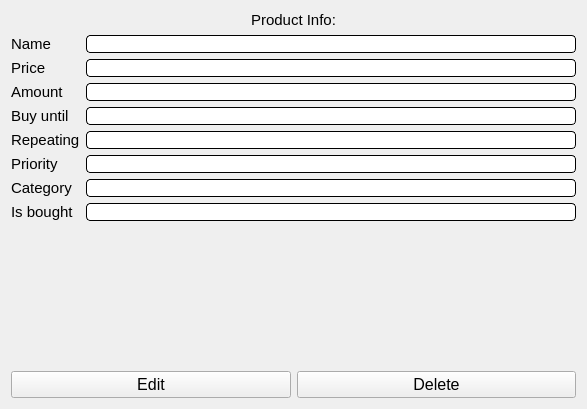
iodream/Spend-Note, file src/Client/View/MainPage/Product/ProductViewSubPage/ProductViewSubPage.ui: the form before one commit.
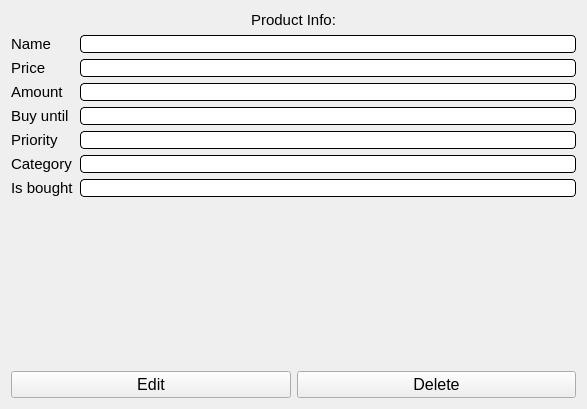
The form after the commit. Icons and pictures are not drawn.

Diff of the .ui file:
```diff
--- a/src/Client/View/MainPage/Product/ProductViewSubPage/ProductViewSubPage.ui
+++ b/src/Client/View/MainPage/Product/ProductViewSubPage/ProductViewSubPage.ui
@@ -110,7 +110,17 @@
        </property>
       </widget>
      </item>
-     <item row="5" column="0">
+     <item row="3" column="1">
+      <widget class="QLineEdit" name="BuyUntil">
+       <property name="styleSheet">
+        <string notr="true">    border-width: 1px;   border-style: solid;    border-radius: 4px;</string>
+       </property>
+       <property name="readOnly">
+        <bool>true</bool>
+       </property>
+      </widget>
+     </item>
+     <item row="4" column="0">
       <widget class="QLabel" name="PriorityLabel">
        <property name="font">
         <font>
@@ -122,7 +132,7 @@
        </property>
       </widget>
      </item>
-     <item row="5" column="1">
+     <item row="4" column="1">
       <widget class="QLineEdit" name="Priority">
        <property name="styleSheet">
         <string notr="true">    border-width: 1px;   border-style: solid;    border-radius: 4px;</string>
@@ -132,19 +142,7 @@
        </property>
       </widget>
      </item>
-     <item row="7" column="0">
-      <widget class="QLabel" name="IsBoughtLabel">
-       <property name="font">
-        <font>
-         <pointsize>11</pointsize>
-        </font>
-       </property>
-       <property name="text">
-        <string>Is bought</string>
-       </property>
-      </widget>
-     </item>
-     <item row="6" column="0">
+     <item row="5" column="0">
       <widget class="QLabel" name="CategoryLabel">
        <property name="font">
         <font>
@@ -156,7 +154,7 @@
        </property>
       </widget>
      </item>
-     <item row="6" column="1">
+     <item row="5" column="1">
       <widget class="QLineEdit" name="Category">
        <property name="styleSheet">
         <string notr="true">    border-width: 1px;   border-style: solid;    border-radius: 4px;</string>
@@ -166,7 +164,19 @@
        </property>
       </widget>
      </item>
-     <item row="7" column="1">
+     <item row="6" column="0">
+      <widget class="QLabel" name="IsBoughtLabel">
+       <property name="font">
+        <font>
+         <pointsize>11</pointsize>
+        </font>
+       </property>
+       <property name="text">
+        <string>Is bought</string>
+       </property>
+      </widget>
+     </item>
+     <item row="6" column="1">
       <widget class="QLineEdit" name="IsBought">
        <property name="styleSheet">
         <string notr="true">    border-width: 1px;   border-style: solid;    border-radius: 4px;</string>
@@ -176,38 +186,6 @@
        </property>
       </widget>
      </item>
-     <item row="3" column="1">
-      <widget class="QLineEdit" name="BuyUntil">
-       <property name="styleSheet">
-        <string notr="true">    border-width: 1px;   border-style: solid;    border-radius: 4px;</string>
-       </property>
-       <property name="readOnly">
-        <bool>true</bool>
-       </property>
-      </widget>
-     </item>
-     <item row="4" column="0">
-      <widget class="QLabel" name="RepeatLabel">
-       <property name="font">
-        <font>
-         <pointsize>11</pointsize>
-        </font>
-       </property>
-       <property name="text">
-        <string>Repeating</string>
-       </property>
-      </widget>
-     </item>
-     <item row="4" column="1">
-      <widget class="QLineEdit" name="RepeatSelect">
-       <property name="enabled">
-        <bool>false</bool>
-       </property>
-       <property name="styleSheet">
-        <string notr="true">    border-width: 1px;   border-style: solid;    border-radius: 4px;</string>
-       </property>
-      </widget>
-     </item>
     </layout>
    </item>
    <item>
```
Left out of the diff: 8 changed lines with no effect on the pictures.
